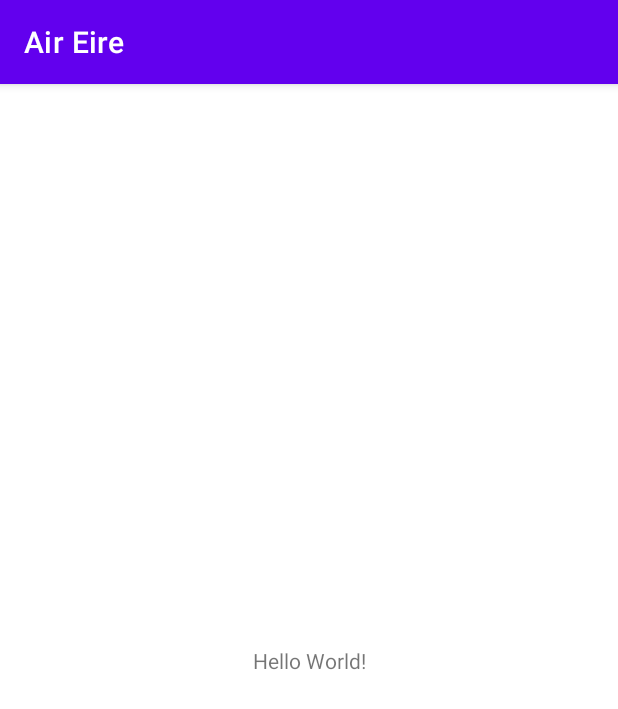
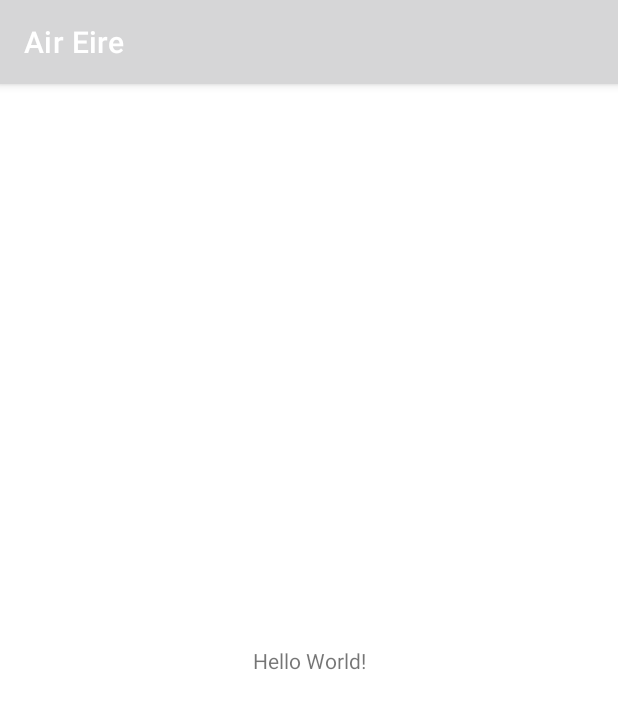
Before and after one commit to ConorH99/AndroidFlightBookingApp, an Android app: the screen it shows after launch (MainActivity), on a phone screen of 412 x 824 dp. Shown: the top 709 px of the screen. Run offline under Robolectric (Android 15) with nearby library versions, the phone set to English and light mode, and no system bars.

Commit message:
Changed app colours in colors.xml

```diff
--- a/app/src/main/res/values/colors.xml
+++ b/app/src/main/res/values/colors.xml
@@ -1,10 +1,8 @@
 <?xml version="1.0" encoding="utf-8"?>
 <resources>
-    <color name="purple_200">#FFBB86FC</color>
-    <color name="purple_500">#FF6200EE</color>
+    <color name="green">#388E3C</color>
+    <color name="light_green">#11E61B</color>
     <color name="purple_700">#FF3700B3</color>
-    <color name="teal_200">#FF03DAC5</color>
-    <color name="teal_700">#FF018786</color>
     <color name="black">#FF000000</color>
     <color name="white">#FFFFFFFF</color>
 </resources>
```
